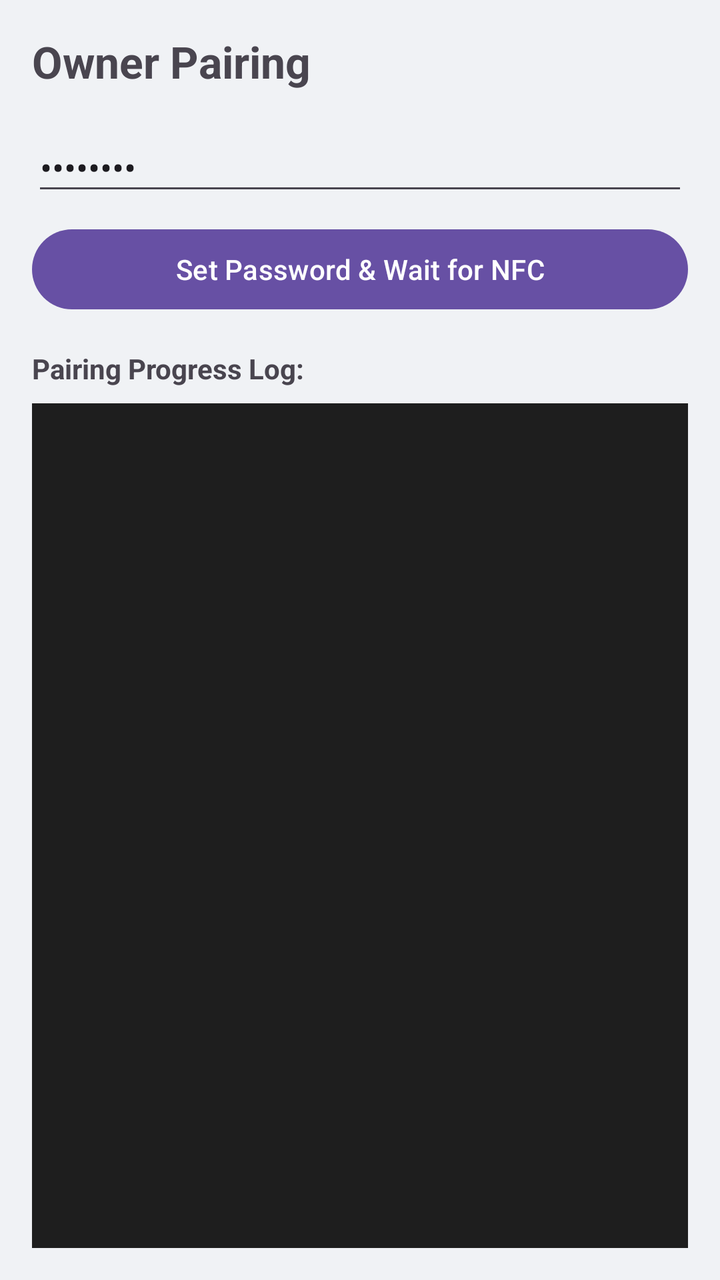
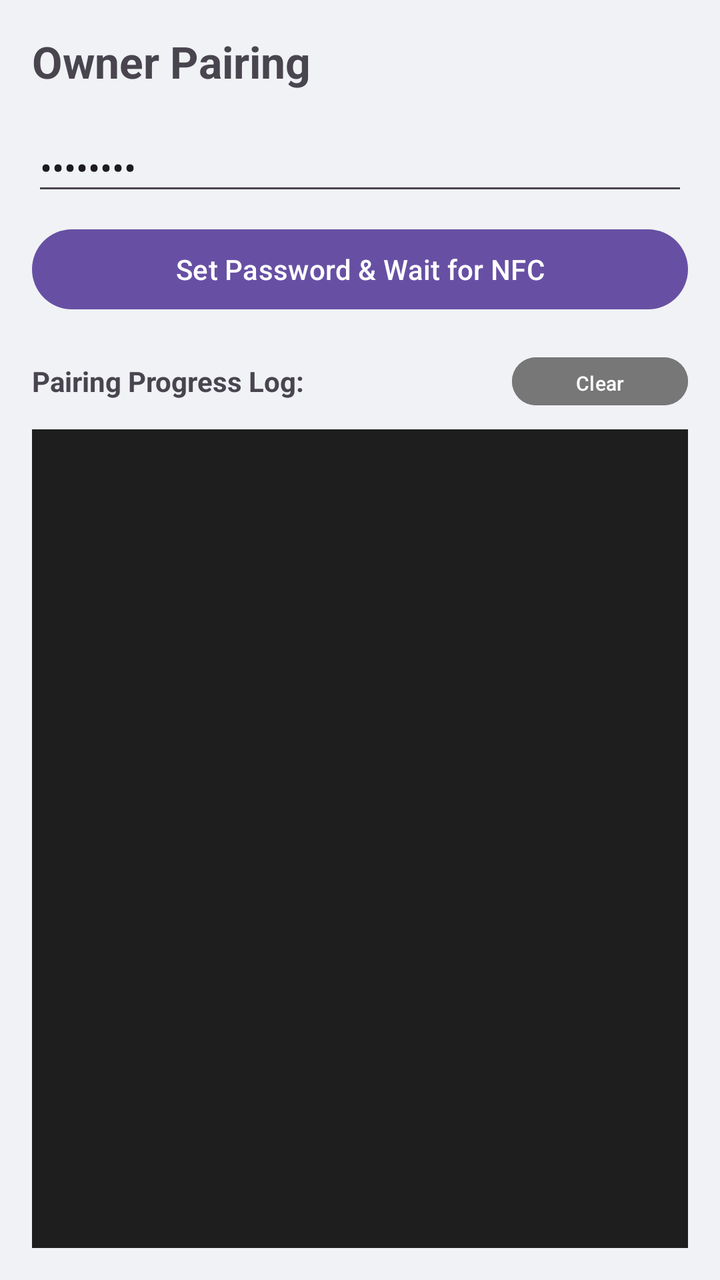

An Android layout rendered at two revisions. The XML below is the earlier revision; the diff shows what the commit changed to produce the second picture.
<!-- AndroidManifest.xml: application theme Theme._100_BasicCrypto -->
<!-- res/layout/activity_pairing.xml -->
<?xml version="1.0" encoding="utf-8"?>
<LinearLayout xmlns:android="http://schemas.android.com/apk/res/android"
    android:layout_width="match_parent"
    android:layout_height="match_parent"
    android:orientation="vertical"
    android:padding="16dp"
    android:background="#F0F2F5"
    android:fitsSystemWindows="true">

    <TextView
        android:layout_width="wrap_content"
        android:layout_height="wrap_content"
        android:text="Owner Pairing"
        android:textSize="22sp"
        android:textStyle="bold"
        android:layout_marginBottom="16dp"/>

    <EditText
        android:id="@+id/et_pairing_password"
        android:layout_width="match_parent"
        android:layout_height="wrap_content"
        android:hint="Enter Pairing Password"
        android:inputType="textPassword"
        android:text="12345678"
        android:layout_marginBottom="8dp"/>

    <Button
        android:id="@+id/btn_start_pairing"
        android:layout_width="match_parent"
        android:layout_height="wrap_content"
        android:text="Set Password &amp; Wait for NFC"/>

    <TextView
        android:layout_width="wrap_content"
        android:layout_height="wrap_content"
        android:text="Pairing Progress Log:"
        android:textStyle="bold"
        android:layout_marginTop="16dp"
        android:layout_marginBottom="8dp"/>

    <ScrollView
        android:layout_width="match_parent"
        android:layout_height="0dp"
        android:layout_weight="1"
        android:background="#1E1E1E"
        android:padding="8dp">

        <TextView
            android:id="@+id/tv_pairing_log"
            android:layout_width="match_parent"
            android:layout_height="wrap_content"
            android:fontFamily="monospace"
            android:text=""
            android:textColor="#00FF00"
            android:textSize="12sp" />
    </ScrollView>

</LinearLayout>
<!-- resources referenced by this layout -->
<resources>
  <style name="Theme._100_BasicCrypto" parent="Base.Theme._100_BasicCrypto" />
  <style name="Base.Theme._100_BasicCrypto" parent="Theme.Material3.DayNight.NoActionBar">
          
          
      </style>
</resources>

<!-- the commit's change to res/layout/activity_pairing.xml (unified diff, before → after) -->
@@ -30,13 +30,29 @@
         android:layout_height="wrap_content"
         android:text="Set Password &amp; Wait for NFC"/>
 
-    <TextView
-        android:layout_width="wrap_content"
+    <RelativeLayout
+        android:layout_width="match_parent"
         android:layout_height="wrap_content"
-        android:text="Pairing Progress Log:"
-        android:textStyle="bold"
         android:layout_marginTop="16dp"
-        android:layout_marginBottom="8dp"/>
+        android:layout_marginBottom="8dp">
+
+        <TextView
+            android:layout_width="wrap_content"
+            android:layout_height="wrap_content"
+            android:text="Pairing Progress Log:"
+            android:textStyle="bold"
+            android:layout_centerVertical="true"/>
+
+        <Button
+            android:id="@+id/btn_clear_pairing_log"
+            android:layout_width="wrap_content"
+            android:layout_height="32dp"
+            android:layout_alignParentEnd="true"
+            android:backgroundTint="#777777"
+            android:text="Clear"
+            android:textSize="10sp"
+            android:paddingHorizontal="8dp" />
+    </RelativeLayout>
 
     <ScrollView
         android:layout_width="match_parent"
